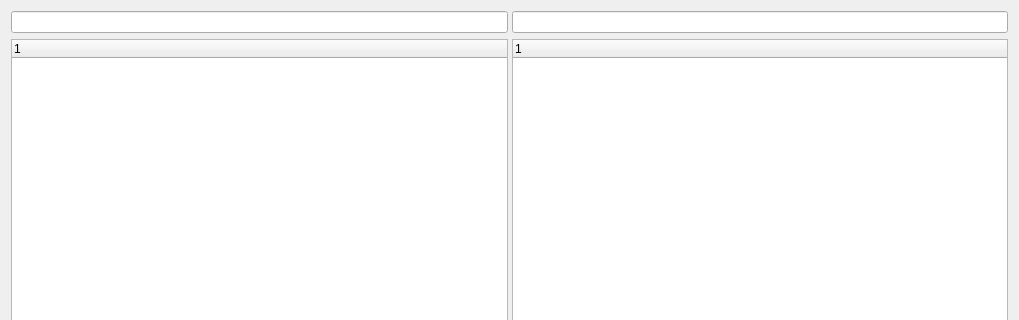
This is UI/CompareWindow.ui in Folco68/Flicka as Qt 5 draws it before an edit; both pictures show x 0 to 1019 and y 0 to 320 of the 1019 by 784 pixel window. The edited form follows.
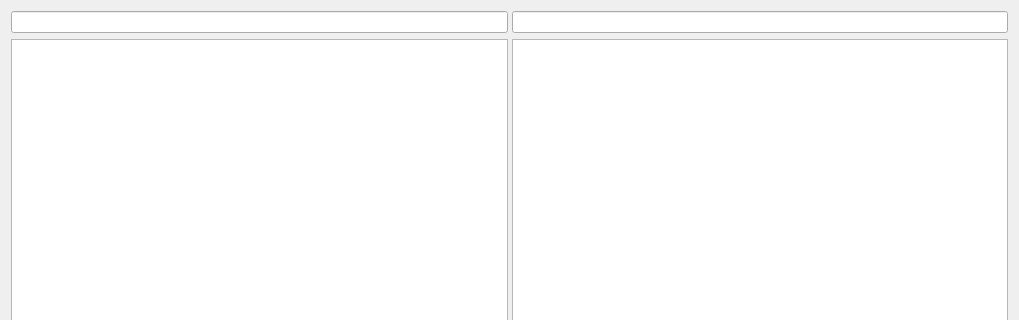
This is the edited form.

Commit message: Use QListWidget instead of QTreeWidget

```diff
--- a/UI/CompareWindow.ui
+++ b/UI/CompareWindow.ui
@@ -19,7 +19,7 @@
      <property name="orientation">
       <enum>Qt::Orientation::Horizontal</enum>
      </property>
-     <widget class="QWidget" name="">
+     <widget class="QWidget" name="layoutWidget">
       <layout class="QVBoxLayout" name="VLayoutLeft">
        <item>
         <widget class="QLineEdit" name="LineEditLeft">
@@ -29,20 +29,14 @@
         </widget>
        </item>
        <item>
-        <widget class="QTreeWidget" name="TreeLeft">
-         <column>
-          <property name="text">
-           <string notr="true">1</string>
-          </property>
-         </column>
-        </widget>
+        <widget class="QListWidget" name="ListLeft"/>
        </item>
        <item>
         <widget class="QPlainTextEdit" name="TextEditLeft"/>
        </item>
       </layout>
      </widget>
-     <widget class="QWidget" name="">
+     <widget class="QWidget" name="layoutWidget">
       <layout class="QVBoxLayout" name="VLayoutRight">
        <item>
         <widget class="QLineEdit" name="LineEditRight">
@@ -52,13 +46,7 @@
         </widget>
        </item>
        <item>
-        <widget class="QTreeWidget" name="TreeRight">
-         <column>
-          <property name="text">
-           <string notr="true">1</string>
-          </property>
-         </column>
-        </widget>
+        <widget class="QListWidget" name="ListRight"/>
        </item>
        <item>
         <widget class="QPlainTextEdit" name="TextEditRight"/>
```
The commit also changes 2 other files.
